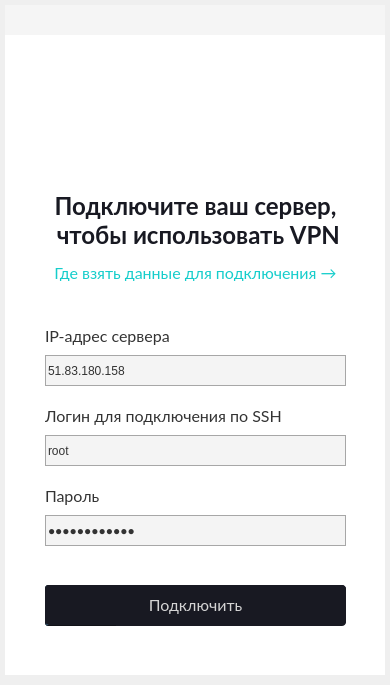
This is client/ui/mainwindow.ui in amnezia-vpn/amnezia-client as Qt 5 draws it before an edit. The edited form follows.
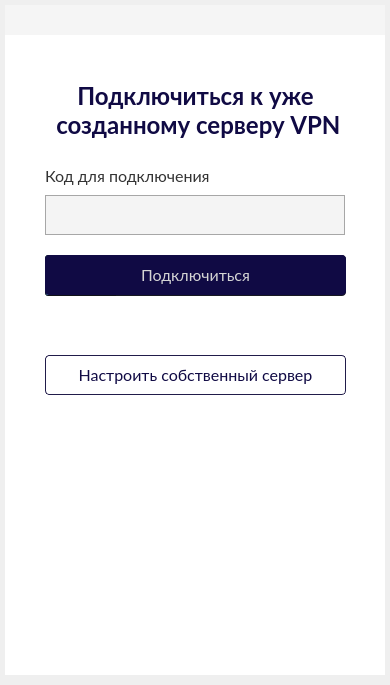
This is the edited form. Icons and pictures are not drawn. Custom widgets are drawn as their Qt base class.

Patch:
```diff
--- a/client/ui/mainwindow.ui
+++ b/client/ui/mainwindow.ui
@@ -268,56 +268,214 @@
 }
 </string>
      </property>
+     <widget class="QWidget" name="page_connect_server">
+      <widget class="QLabel" name="label_23">
+       <property name="geometry">
+        <rect>
+         <x>10</x>
+         <y>40</y>
+         <width>361</width>
+         <height>71</height>
+        </rect>
+       </property>
+       <property name="styleSheet">
+        <string notr="true">font-family: Lato;
+font-style: normal;
+font-weight: bold;
+font-size: 24px;
+line-height: 25px;
+color: #100A44;
+</string>
+       </property>
+       <property name="text">
+        <string>Подключиться к уже
+ созданному серверу VPN</string>
+       </property>
+       <property name="alignment">
+        <set>Qt::AlignCenter</set>
+       </property>
+      </widget>
+      <widget class="QLabel" name="label_24">
+       <property name="geometry">
+        <rect>
+         <x>40</x>
+         <y>130</y>
+         <width>171</width>
+         <height>21</height>
+        </rect>
+       </property>
+       <property name="styleSheet">
+        <string notr="true">font-family: Lato;
+font-style: normal;
+font-weight: normal;
+font-size: 16px;
+line-height: 150%;
+
+/* or 24px */
+
+/* text */
+color: #333333;</string>
+       </property>
+       <property name="text">
+        <string>Код для подключения</string>
+       </property>
+      </widget>
+      <widget class="QProgressBar" name="progressBar_new_server_connection_3">
+       <property name="geometry">
+        <rect>
+         <x>40</x>
+         <y>220</y>
+         <width>301</width>
+         <height>41</height>
+        </rect>
+       </property>
+       <property name="styleSheet">
+        <string notr="true">background: #181922;
+border-radius: 4px;</string>
+       </property>
+       <property name="value">
+        <number>24</number>
+       </property>
+       <property name="alignment">
+        <set>Qt::AlignCenter</set>
+       </property>
+       <property name="textVisible">
+        <bool>true</bool>
+       </property>
+       <property name="format">
+        <string>Подключение...</string>
+       </property>
+      </widget>
+      <widget class="QLabel" name="label_25">
+       <property name="geometry">
+        <rect>
+         <x>110</x>
+         <y>590</y>
+         <width>150</width>
+         <height>22</height>
+        </rect>
+       </property>
+       <property name="styleSheet">
+        <string notr="true">image: url(:/images/AmneziaVPN.png);</string>
+       </property>
+       <property name="text">
+        <string/>
+       </property>
+      </widget>
+      <widget class="QLineEdit" name="lineEdit_new_server_ip_3">
+       <property name="geometry">
+        <rect>
+         <x>40</x>
+         <y>160</y>
+         <width>300</width>
+         <height>40</height>
+        </rect>
+       </property>
+       <property name="styleSheet">
+        <string notr="true">background: #F4F4F4;
+
+/* grey */
+border: 1px solid #A7A7A7;
+box-sizing: border-box;
+color: #333333;</string>
+       </property>
+       <property name="text">
+        <string/>
+       </property>
+      </widget>
+      <widget class="QPushButton" name="pushButton_new_server_3">
+       <property name="geometry">
+        <rect>
+         <x>40</x>
+         <y>220</y>
+         <width>301</width>
+         <height>40</height>
+        </rect>
+       </property>
+       <property name="cursor">
+        <cursorShape>PointingHandCursor</cursorShape>
+       </property>
+       <property name="styleSheet">
+        <string notr="true">QPushButton {
+	font-size: 13pt;
+	font: &quot;Open Sans Semibold&quot;;
+	color:rgb(212, 212, 212);
+	
+border-radius: 4px;
+
+font-family: Lato;
+font-style: normal;
+font-weight: normal;
+font-size: 16px;
+line-height: 21px;
+
+background: #100A44;
+border-radius: 4px;
+}
+</string>
+       </property>
+       <property name="text">
+        <string>Подключиться</string>
+       </property>
+      </widget>
+      <widget class="QPushButton" name="pushButton_new_server_4">
+       <property name="geometry">
+        <rect>
+         <x>40</x>
+         <y>320</y>
+         <width>301</width>
+         <height>40</height>
+        </rect>
+       </property>
+       <property name="cursor">
+        <cursorShape>PointingHandCursor</cursorShape>
+       </property>
+       <property name="styleSheet">
+        <string notr="true">QPushButton {
+
+font-family: Lato;
+font-style: normal;
+font-weight: normal;
+font-size: 16px;
+
+color: #100A44;
+	
+font-family: Lato;
+font-style: normal;
+font-weight: normal;
+font-size: 16px;
+line-height: 21px;
+
+border: 1px solid #211C4A;
+border-radius: 4px;
+}
+</string>
+       </property>
+       <property name="text">
+        <string>Настроить собственный сервер</string>
+       </property>
+      </widget>
+     </widget>
      <widget class="QWidget" name="page_new_server">
-      <widget class="QPushButton" name="pushButton_amnezia_logo_2">
-       <property name="geometry">
-        <rect>
-         <x>60</x>
-         <y>20</y>
-         <width>121</width>
-         <height>101</height>
-        </rect>
-       </property>
-       <property name="cursor">
-        <cursorShape>PointingHandCursor</cursorShape>
-       </property>
-       <property name="styleSheet">
-        <string notr="true">image: url(:/images/tray/active.png);</string>
-       </property>
-       <property name="text">
-        <string/>
-       </property>
-       <property name="checkable">
-        <bool>true</bool>
-       </property>
-      </widget>
-      <widget class="QPushButton" name="pushButton_amnezia_logo_3">
-       <property name="geometry">
-        <rect>
-         <x>190</x>
-         <y>40</y>
-         <width>131</width>
-         <height>71</height>
-        </rect>
-       </property>
-       <property name="cursor">
-        <cursorShape>PointingHandCursor</cursorShape>
-       </property>
-       <property name="styleSheet">
-        <string notr="true">image: url(:/images/AmneziaVPN.png);</string>
-       </property>
-       <property name="text">
-        <string/>
-       </property>
-       <property name="checkable">
-        <bool>true</bool>
-       </property>
-      </widget>
+      <property name="styleSheet">
+       <string notr="true">QLabel  {
+font-family: Lato;
+font-style: normal;
+font-weight: normal;
+font-size: 16px;
+color: #211C4A;
+}
+
+QLineEdit {
+padding-left: 10px;
+border: 1px solid #A7A7A7;
+}</string>
+      </property>
       <widget class="QLabel" name="label_2">
        <property name="geometry">
         <rect>
          <x>10</x>
-         <y>150</y>
+         <y>40</y>
          <width>361</width>
          <height>71</height>
         </rect>
@@ -327,7 +485,9 @@
 font-style: normal;
 font-weight: bold;
 font-size: 24px;
-line-height: 25px;</string>
+line-height: 25px;
+color: #100A44;
+</string>
        </property>
        <property name="text">
         <string>Подключите ваш сервер,
@@ -341,7 +501,7 @@
        <property name="geometry">
         <rect>
          <x>40</x>
-         <y>290</y>
+         <y>170</y>
          <width>171</width>
          <height>21</height>
         </rect>
@@ -366,7 +526,7 @@
        <property name="geometry">
         <rect>
          <x>40</x>
-         <y>370</y>
+         <y>255</y>
          <width>261</width>
          <height>21</height>
         </rect>
@@ -391,7 +551,7 @@
        <property name="geometry">
         <rect>
          <x>40</x>
-         <y>450</y>
+         <y>340</y>
          <width>171</width>
          <height>21</height>
         </rect>
@@ -416,9 +576,9 @@
        <property name="geometry">
         <rect>
          <x>40</x>
-         <y>320</y>
-         <width>301</width>
-         <height>31</height>
+         <y>200</y>
+         <width>300</width>
+         <height>40</height>
         </rect>
        </property>
        <property name="styleSheet">
@@ -437,9 +597,9 @@
        <property name="geometry">
         <rect>
          <x>40</x>
-         <y>400</y>
-         <width>301</width>
-         <height>31</height>
+         <y>285</y>
+         <width>300</width>
+         <height>40</height>
         </rect>
        </property>
        <property name="styleSheet">
@@ -458,9 +618,9 @@
        <property name="geometry">
         <rect>
          <x>40</x>
-         <y>480</y>
-         <width>301</width>
-         <height>31</height>
+         <y>370</y>
+         <width>300</width>
+         <height>40</height>
         </rect>
        </property>
        <property name="styleSheet">
@@ -482,7 +642,7 @@
        <property name="geometry">
         <rect>
          <x>40</x>
-         <y>550</y>
+         <y>440</y>
          <width>301</width>
          <height>40</height>
         </rect>
@@ -496,7 +656,6 @@
 	font: &quot;Open Sans Semibold&quot;;
 	color:rgb(212, 212, 212);
 	
-background: #181922;
 border-radius: 4px;
 
 font-family: Lato;
@@ -505,18 +664,20 @@
 font-size: 16px;
 line-height: 21px;
 
+background: #100A44;
+border-radius: 4px;
 }
 </string>
        </property>
        <property name="text">
-        <string>Подключить</string>
+        <string>Подключиться</string>
        </property>
       </widget>
       <widget class="QPushButton" name="pushButton">
        <property name="geometry">
         <rect>
          <x>50</x>
-         <y>230</y>
+         <y>120</y>
          <width>281</width>
          <height>16</height>
         </rect>
@@ -544,7 +705,7 @@
        <property name="geometry">
         <rect>
          <x>40</x>
-         <y>550</y>
+         <y>440</y>
          <width>301</width>
          <height>41</height>
         </rect>
```
Left out of the diff: 188 changed lines with no effect on the pictures.
